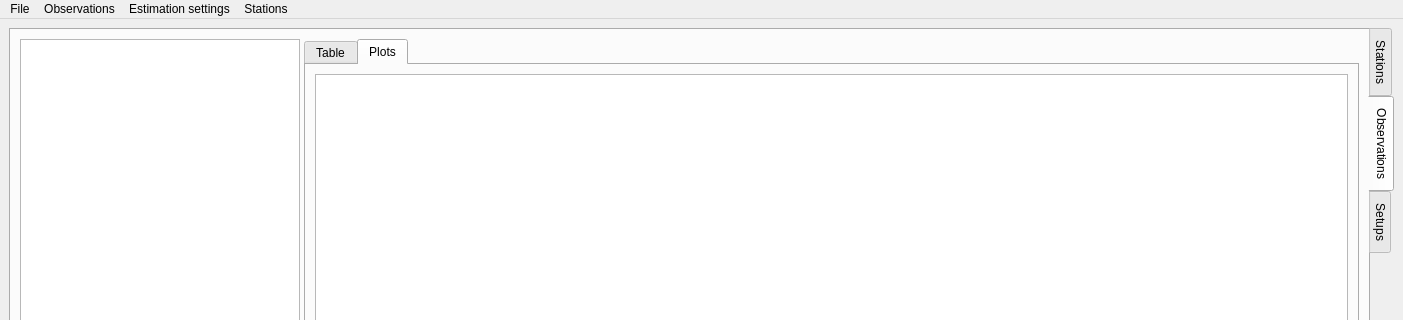
Old version of the form gravtools/gui/MainWindow.ui in the repository ahellers/GravTools; both pictures show x 0 to 1403 and y 0 to 320 of the 1403 by 729 pixel window.
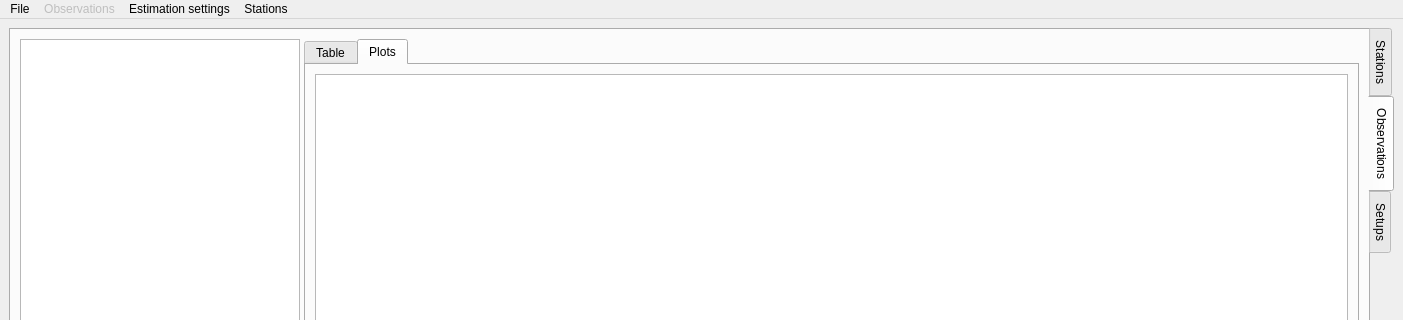
New version of the form. Custom widgets are drawn as their Qt base class.

```diff
--- a/gravtools/gui/MainWindow.ui
+++ b/gravtools/gui/MainWindow.ui
@@ -307,6 +307,9 @@
     <addaction name="action_Exit"/>
    </widget>
    <widget class="QMenu" name="menu_Observations">
+    <property name="enabled">
+     <bool>false</bool>
+    </property>
     <property name="tearOffEnabled">
      <bool>false</bool>
     </property>
```
Left out of the diff: 6 changed lines with no effect on the pictures.
